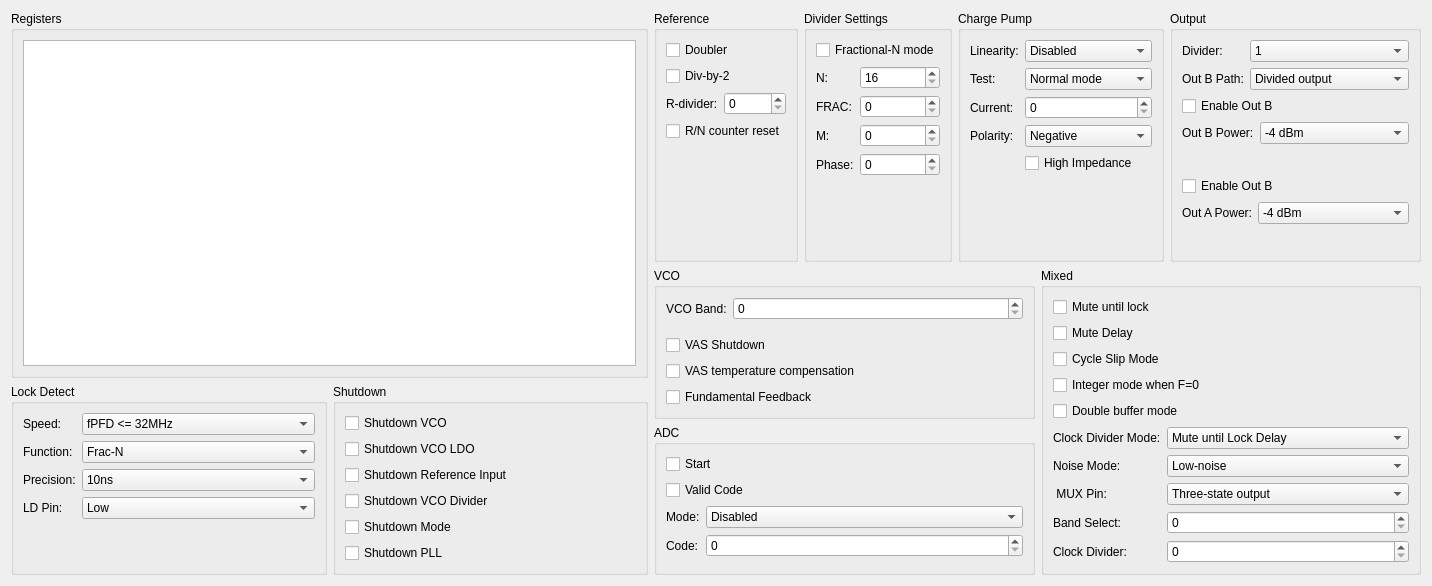
jankae/LibreVNA, file Software/PC_Application/Device/RegisterAccess/max2871widget.ui: the form before one commit.
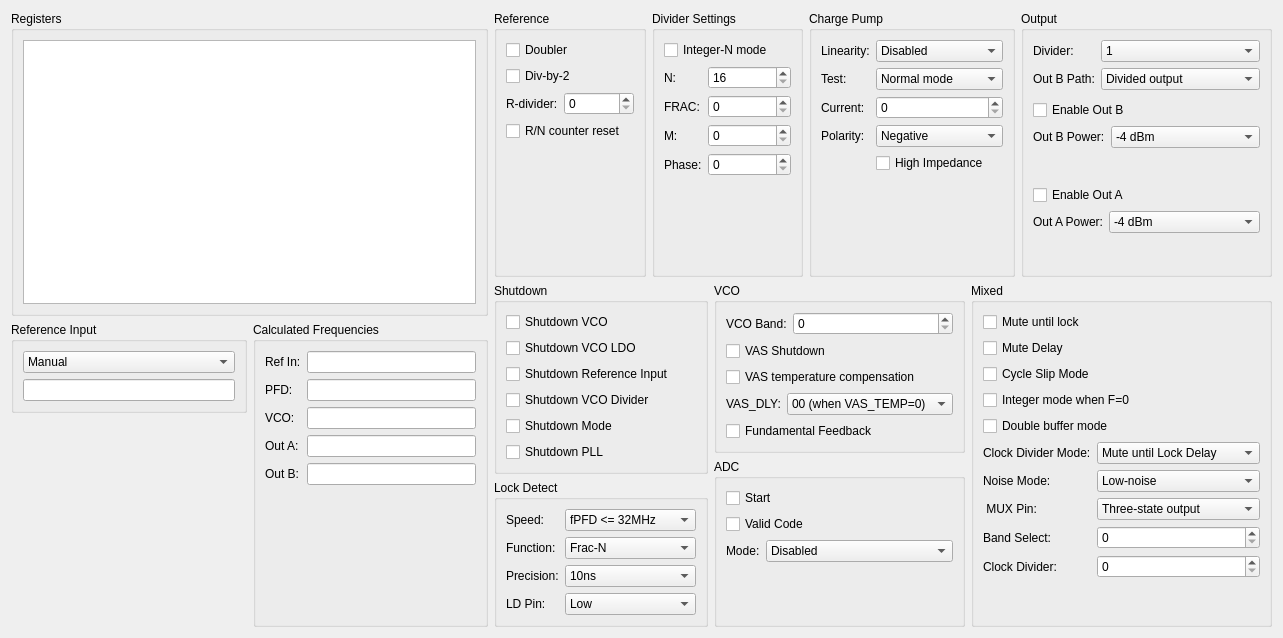
The form after the commit. Custom widgets are drawn as their Qt base class.

What changed in the file:
```diff
--- a/Software/PC_Application/Device/RegisterAccess/max2871widget.ui
+++ b/Software/PC_Application/Device/RegisterAccess/max2871widget.ui
@@ -6,8 +6,8 @@
    <rect>
     <x>0</x>
     <y>0</y>
-    <width>1432</width>
-    <height>586</height>
+    <width>1283</width>
+    <height>638</height>
    </rect>
   </property>
   <property name="windowTitle">
@@ -15,7 +15,7 @@
   </property>
   <layout class="QHBoxLayout" name="horizontalLayout_5">
    <item>
-    <layout class="QHBoxLayout" name="horizontalLayout_4">
+    <layout class="QVBoxLayout" name="verticalLayout_15">
      <item>
       <layout class="QVBoxLayout" name="verticalLayout_10">
        <item>
@@ -31,158 +31,141 @@
         </widget>
        </item>
        <item>
-        <layout class="QHBoxLayout" name="horizontalLayout_3">
+        <layout class="QHBoxLayout" name="horizontalLayout_3"/>
+       </item>
+      </layout>
+     </item>
          <item>
-          <widget class="QGroupBox" name="groupBox_5">
+      <layout class="QHBoxLayout" name="horizontalLayout_4">
+       <item>
+        <layout class="QVBoxLayout" name="verticalLayout_13">
+         <item>
+          <widget class="QGroupBox" name="groupBox_11">
            <property name="title">
-            <string>Lock Detect</string>
+            <string>Reference Input</string>
            </property>
-           <layout class="QFormLayout" name="formLayout_10">
+           <layout class="QVBoxLayout" name="verticalLayout_14">
+            <item>
+             <widget class="QComboBox" name="cbRef">
+              <item>
+               <property name="text">
+                <string>Manual</string>
+               </property>
+              </item>
+             </widget>
+            </item>
+            <item>
+             <widget class="SIUnitEdit" name="ref"/>
+            </item>
+           </layout>
+          </widget>
+         </item>
+         <item>
+          <spacer name="verticalSpacer_2">
+           <property name="orientation">
+            <enum>Qt::Vertical</enum>
+           </property>
+           <property name="sizeHint" stdset="0">
+            <size>
+             <width>20</width>
+             <height>40</height>
+            </size>
+           </property>
+          </spacer>
+         </item>
+        </layout>
+       </item>
+       <item>
+        <widget class="QGroupBox" name="groupBox_12">
+         <property name="title">
+          <string>Calculated Frequencies</string>
+         </property>
+         <layout class="QFormLayout" name="formLayout_12">
             <item row="0" column="0">
-             <widget class="QLabel" name="label_8">
+           <widget class="QLabel" name="label_25">
               <property name="text">
-               <string>Speed:</string>
+             <string>Ref In:</string>
               </property>
              </widget>
             </item>
             <item row="0" column="1">
-             <widget class="QComboBox" name="LDS">
-              <item>
-               <property name="text">
-                <string>fPFD &lt;= 32MHz</string>
-               </property>
-              </item>
-              <item>
-               <property name="text">
-                <string>fPFD &gt; 32MHz</string>
-               </property>
-              </item>
-             </widget>
-            </item>
-            <item row="1" column="1">
-             <widget class="QComboBox" name="LDF">
-              <item>
-               <property name="text">
-                <string>Frac-N</string>
-               </property>
-              </item>
-              <item>
-               <property name="text">
-                <string>Int-N</string>
-               </property>
-              </item>
+           <widget class="SIUnitEdit" name="freqRef">
+            <property name="enabled">
+             <bool>true</bool>
+            </property>
+            <property name="readOnly">
+             <bool>true</bool>
+            </property>
              </widget>
             </item>
             <item row="1" column="0">
-             <widget class="QLabel" name="label_12">
+           <widget class="QLabel" name="label_27">
               <property name="text">
-               <string>Function:</string>
+             <string>PFD:</string>
               </property>
              </widget>
             </item>
-            <item row="2" column="1">
-             <widget class="QComboBox" name="LDP">
-              <item>
-               <property name="text">
-                <string>10ns</string>
-               </property>
-              </item>
-              <item>
-               <property name="text">
-                <string>6ns</string>
-               </property>
-              </item>
+          <item row="1" column="1">
+           <widget class="SIUnitEdit" name="freqPFD">
+            <property name="enabled">
+             <bool>true</bool>
+            </property>
+            <property name="readOnly">
+             <bool>true</bool>
+            </property>
              </widget>
             </item>
             <item row="2" column="0">
-             <widget class="QLabel" name="label_13">
+           <widget class="QLabel" name="label_28">
               <property name="text">
-               <string>Precision:</string>
+             <string>VCO:</string>
               </property>
              </widget>
             </item>
-            <item row="3" column="1">
-             <widget class="QComboBox" name="LD">
-              <item>
-               <property name="text">
-                <string>Low</string>
-               </property>
-              </item>
-              <item>
-               <property name="text">
-                <string>Digital lock detect</string>
-               </property>
-              </item>
-              <item>
-               <property name="text">
-                <string>Analog lock detect</string>
-               </property>
-              </item>
-              <item>
-               <property name="text">
-                <string>High</string>
-               </property>
-              </item>
+          <item row="2" column="1">
+           <widget class="SIUnitEdit" name="freqVCO">
+            <property name="enabled">
+             <bool>true</bool>
+            </property>
+            <property name="readOnly">
+             <bool>true</bool>
+            </property>
              </widget>
             </item>
             <item row="3" column="0">
-             <widget class="QLabel" name="label_23">
+           <widget class="QLabel" name="label_29">
               <property name="text">
-               <string>LD Pin:</string>
+             <string>Out A:</string>
               </property>
              </widget>
             </item>
-           </layout>
-          </widget>
-         </item>
-         <item>
-          <widget class="QGroupBox" name="groupBox_6">
-           <property name="title">
-            <string>Shutdown</string>
-           </property>
-           <layout class="QVBoxLayout" name="verticalLayout">
-            <item>
-             <widget class="QCheckBox" name="SDVCO">
-              <property name="text">
-               <string>Shutdown VCO</string>
+          <item row="3" column="1">
+           <widget class="SIUnitEdit" name="freqOutA">
+            <property name="enabled">
+             <bool>true</bool>
+            </property>
+            <property name="readOnly">
+             <bool>true</bool>
               </property>
              </widget>
             </item>
-            <item>
-             <widget class="QCheckBox" name="SDLDO">
+          <item row="4" column="0">
+           <widget class="QLabel" name="label_30">
               <property name="text">
-               <string>Shutdown VCO LDO</string>
+             <string>Out B:</string>
               </property>
              </widget>
             </item>
-            <item>
-             <widget class="QCheckBox" name="SDREF">
-              <property name="text">
-               <string>Shutdown Reference Input</string>
-              </property>
-             </widget>
-            </item>
-            <item>
-             <widget class="QCheckBox" name="SDDIV">
-              <property name="text">
-               <string>Shutdown VCO Divider</string>
+          <item row="4" column="1">
+           <widget class="SIUnitEdit" name="freqOutB">
+            <property name="enabled">
+             <bool>true</bool>
+            </property>
+            <property name="readOnly">
+             <bool>true</bool>
               </property>
              </widget>
             </item>
-            <item>
-             <widget class="QCheckBox" name="SHDN">
-              <property name="text">
-               <string>Shutdown Mode</string>
-              </property>
-             </widget>
-            </item>
-            <item>
-             <widget class="QCheckBox" name="SDPLL">
-              <property name="text">
-               <string>Shutdown PLL</string>
-              </property>
-             </widget>
-            </item>
            </layout>
           </widget>
          </item>
@@ -191,7 +174,7 @@
       </layout>
      </item>
      <item>
-      <layout class="QVBoxLayout" name="verticalLayout_11">
+    <layout class="QVBoxLayout" name="verticalLayout_12">
        <item>
         <layout class="QHBoxLayout" name="horizontalLayout">
          <item>
@@ -264,7 +247,7 @@
             <item>
              <widget class="QCheckBox" name="FracNEnable">
               <property name="text">
-               <string>Fractional-N mode</string>
+             <string>Integer-N mode</string>
               </property>
              </widget>
             </item>
@@ -574,7 +557,7 @@
             <item>
              <widget class="QCheckBox" name="RFA_EN">
               <property name="text">
-               <string>Enable Out B</string>
+             <string>Enable Out A</string>
               </property>
              </widget>
             </item>
@@ -620,6 +603,164 @@
        </item>
        <item>
         <layout class="QHBoxLayout" name="horizontalLayout_2">
+       <item>
+        <layout class="QVBoxLayout" name="verticalLayout_11">
+         <item>
+          <widget class="QGroupBox" name="groupBox_6">
+           <property name="title">
+            <string>Shutdown</string>
+           </property>
+           <layout class="QVBoxLayout" name="verticalLayout">
+            <item>
+             <widget class="QCheckBox" name="SDVCO">
+              <property name="text">
+               <string>Shutdown VCO</string>
+              </property>
+             </widget>
+            </item>
+            <item>
+             <widget class="QCheckBox" name="SDLDO">
+              <property name="text">
+               <string>Shutdown VCO LDO</string>
+              </property>
+             </widget>
+            </item>
+            <item>
+             <widget class="QCheckBox" name="SDREF">
+              <property name="text">
+               <string>Shutdown Reference Input</string>
+              </property>
+             </widget>
+            </item>
+            <item>
+             <widget class="QCheckBox" name="SDDIV">
+              <property name="text">
+               <string>Shutdown VCO Divider</string>
+              </property>
+             </widget>
+            </item>
+            <item>
+             <widget class="QCheckBox" name="SHDN">
+              <property name="text">
+               <string>Shutdown Mode</string>
+              </property>
+             </widget>
+            </item>
+            <item>
+             <widget class="QCheckBox" name="SDPLL">
+              <property name="text">
+               <string>Shutdown PLL</string>
+              </property>
+             </widget>
+            </item>
+           </layout>
+          </widget>
+         </item>
+         <item>
+          <widget class="QGroupBox" name="groupBox_5">
+           <property name="title">
+            <string>Lock Detect</string>
+           </property>
+           <layout class="QFormLayout" name="formLayout_10">
+            <item row="0" column="0">
+             <widget class="QLabel" name="label_8">
+              <property name="text">
+               <string>Speed:</string>
+              </property>
+             </widget>
+            </item>
+            <item row="0" column="1">
+             <widget class="QComboBox" name="LDS">
+              <item>
+               <property name="text">
+                <string>fPFD &lt;= 32MHz</string>
+               </property>
+              </item>
+              <item>
+               <property name="text">
+                <string>fPFD &gt; 32MHz</string>
+               </property>
+              </item>
+             </widget>
+            </item>
+            <item row="1" column="1">
+             <widget class="QComboBox" name="LDF">
+              <item>
+               <property name="text">
+                <string>Frac-N</string>
+               </property>
+              </item>
+              <item>
+               <property name="text">
+                <string>Int-N</string>
+               </property>
+              </item>
+             </widget>
+            </item>
+            <item row="1" column="0">
+             <widget class="QLabel" name="label_12">
+              <property name="text">
+               <string>Function:</string>
+              </property>
+             </widget>
+            </item>
+            <item row="2" column="1">
+             <widget class="QComboBox" name="LDP">
+              <item>
+               <property name="text">
+                <string>10ns</string>
+               </property>
+              </item>
+              <item>
+               <property name="text">
+                <string>6ns</string>
+               </property>
+              </item>
+             </widget>
+            </item>
+            <item row="2" column="0">
+             <widget class="QLabel" name="label_13">
+              <property name="text">
+               <string>Precision:</string>
+              </property>
+             </widget>
+            </item>
+            <item row="3" column="1">
+             <widget class="QComboBox" name="LD">
+              <item>
+               <property name="text">
+                <string>Low</string>
+               </property>
+              </item>
+              <item>
+               <property name="text">
+                <string>Digital lock detect</string>
+               </property>
+              </item>
+              <item>
+               <property name="text">
+                <string>Analog lock detect</string>
+               </property>
+              </item>
+              <item>
+               <property name="text">
+                <string>High</string>
+               </property>
+              </item>
+             </widget>
+            </item>
+            <item row="3" column="0">
+             <widget class="QLabel" name="label_23">
+              <property name="text">
+               <string>LD Pin:</string>
+              </property>
+             </widget>
+            </item>
+           </layout>
+          </widget>
+         </item>
+        </layout>
+       </item>
          <item>
           <layout class="QVBoxLayout" name="verticalLayout_9">
            <item>
@@ -660,6 +801,41 @@
                 </property>
                </widget>
               </item>
+            <item>
+             <layout class="QFormLayout" name="formLayout_11">
+              <item row="0" column="0">
+               <widget class="QLabel" name="label_26">
+                <property name="text">
+                 <string>VAS_DLY:</string>
+                </property>
+               </widget>
+              </item>
+              <item row="0" column="1">
+               <widget class="QComboBox" name="VAS_DLY">
+                <item>
+                 <property name="text">
+                  <string>00 (when VAS_TEMP=0)</string>
+                 </property>
+                </item>
+                <item>
+                 <property name="text">
+                  <string>Unknown</string>
+                 </property>
+                </item>
+                <item>
+                 <property name="text">
+                  <string>Unknown</string>
+                 </property>
+                </item>
+                <item>
+                 <property name="text">
+                  <string>11 (when VAS_TEMP=1)</string>
+                 </property>
+                </item>
+               </widget>
+              </item>
+             </layout>
+            </item>
               <item>
                <widget class="QCheckBox" name="FB">
                 <property name="text">
@@ -743,20 +919,6 @@
                   </item>
                  </widget>
                 </item>
-                <item row="1" column="0">
-                 <widget class="QLabel" name="label_25">
-                  <property name="text">
-                   <string>Code:</string>
-                  </property>
-                 </widget>
-                </item>
-                <item row="1" column="1">
-                 <widget class="QSpinBox" name="ADC">
-                  <property name="maximum">
-                   <number>128</number>
-                  </property>
-                 </widget>
-                </item>
                </layout>
               </item>
              </layout>
@@ -998,9 +1160,14 @@
       </layout>
      </item>
     </layout>
-   </item>
-  </layout>
  </widget>
+ <customwidgets>
+  <customwidget>
+   <class>SIUnitEdit</class>
+   <extends>QLineEdit</extends>
+   <header>CustomWidgets/siunitedit.h</header>
+  </customwidget>
+ </customwidgets>
  <resources/>
  <connections/>
 </ui>
```
Left out of the diff: 2 changed lines with no effect on the pictures. Lines whose indentation alone changed are shown as unchanged.
